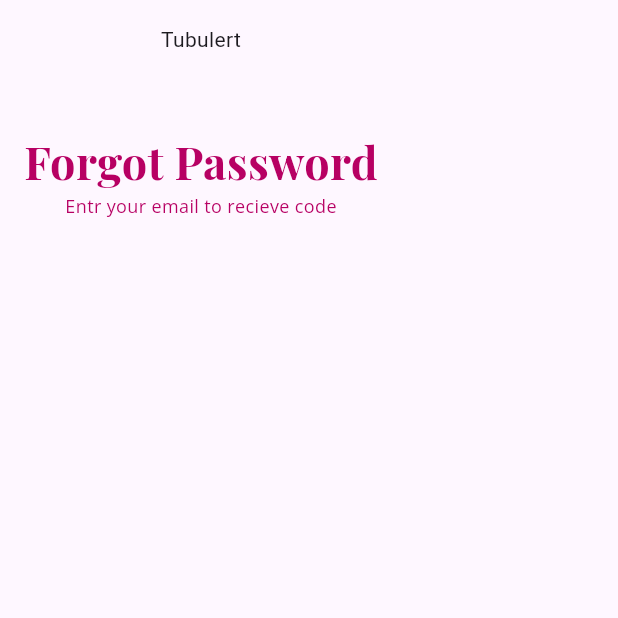
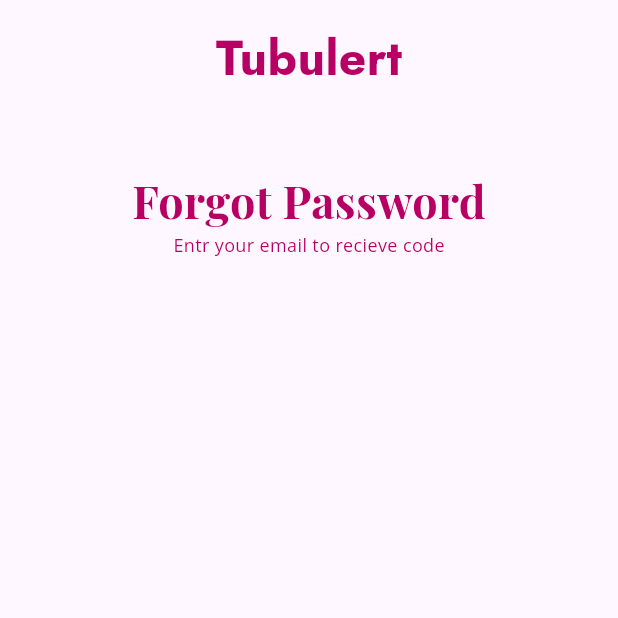
Before and after one commit to MDK-404/tubulert, a Flutter app: the ForgotPassword screen opened directly, on a phone screen of 412 x 824 dp, the top half of it. Run offline on Flutter 3.47's test engine with Material 3 defaults, Android fonts, the phone set to English and light mode, and no system bars; our stand-ins replace google_fonts.

Commit message:
forgot screen

```diff
--- a/lib/screens/forgot_password.dart
+++ b/lib/screens/forgot_password.dart
@@ -14,13 +14,16 @@ class _ForgotPasswordState extends State<ForgotPassword> {
   @override
   Widget build(BuildContext context) {
     return Scaffold(
-      body: Padding(
+      body: Align(
+        alignment: Alignment.topCenter,
+        child: Padding(
           padding: const EdgeInsets.all(16),
           child: SingleChildScrollView(
             child: Column(
+              crossAxisAlignment: CrossAxisAlignment.center,
               mainAxisAlignment: MainAxisAlignment.center,
               children: [
-              Text(Texts.appName),
+                Text(Texts.appName, style: Styles.appNameStyle),
                 const SizedBox(height: 50),
                 Text(
                   'Forgot Password',
@@ -36,6 +39,7 @@ class _ForgotPasswordState extends State<ForgotPassword> {
             ),
           ),
         ),
+      ),
     );
   }
 }
```
Lines whose indentation alone changed are shown as unchanged.
